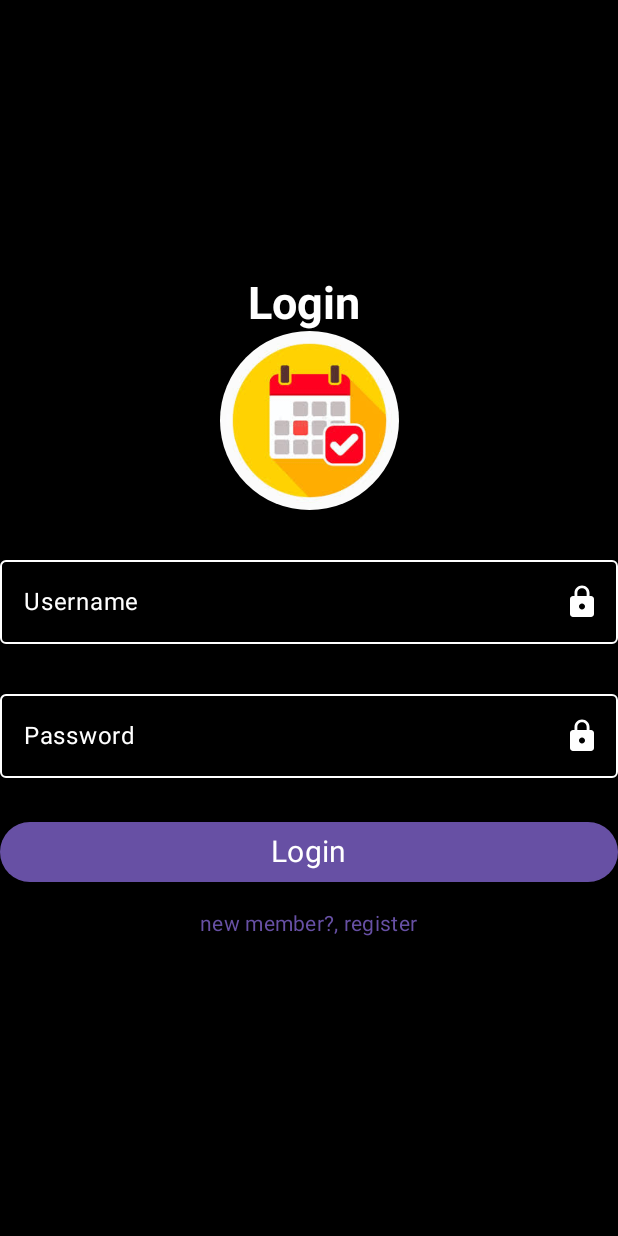
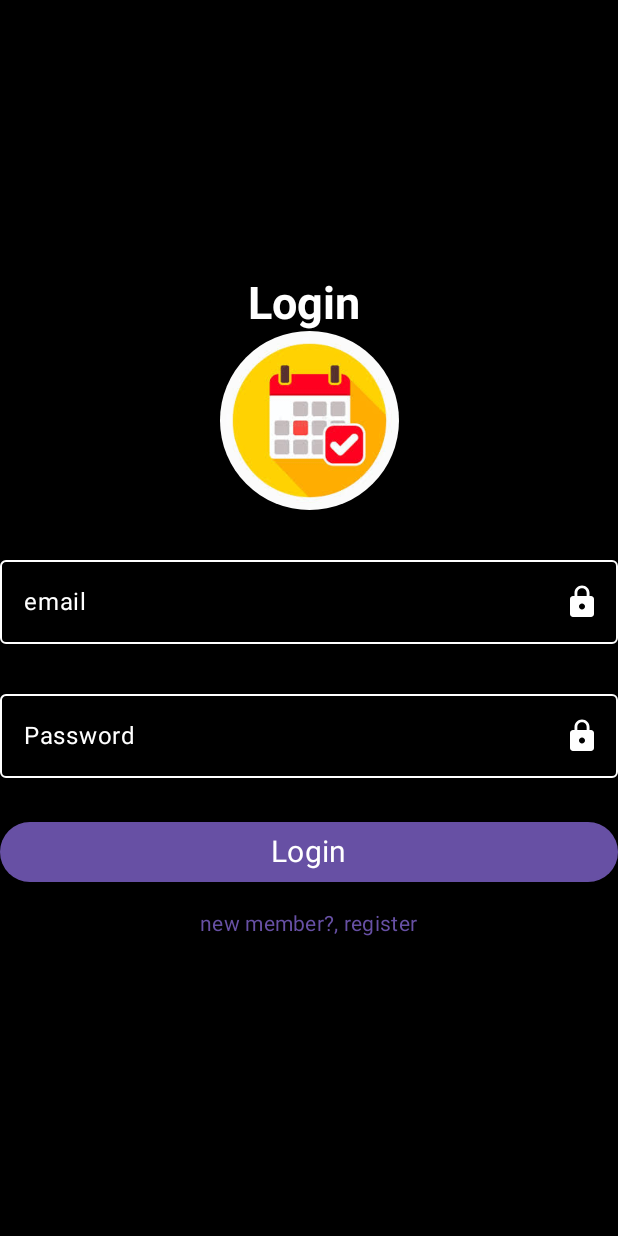
Before and after one commit to ziko387/Reminder-app, an Android app built with Jetpack Compose: the composable LoginScreen shown on its own in the app's theme, after a tap on "Login", on a phone screen of 412 x 824 dp. Run offline under Robolectric (Android 15) with nearby library versions, the phone set to English and light mode, and no system bars; our stand-ins replace Firebase (no records; nobody signed in at launch, a user with empty details on screens opened directly); 2 statements that could not run were skipped.

Commit message:
added a  file

```diff
--- a/app/src/main/java/com/example/reminderapp/presentation/components/login.kt
+++ b/app/src/main/java/com/example/reminderapp/presentation/components/login.kt
@@ -42,12 +42,15 @@ import androidx.compose.material3.OutlinedTextFieldDefaults
 import androidx.compose.ui.text.input.VisualTransformation
 import androidx.navigation.NavController
 import androidx.navigation.compose.rememberNavController
+import com.google.firebase.auth.ktx.auth
+import com.google.firebase.ktx.Firebase
 
 
 @Composable
 fun LoginScreen(navController: NavController) {
+    var error by remember { mutableStateOf<String?>(null) }
     var passwordVisible by remember { mutableStateOf(false) }
-    var username by remember { mutableStateOf("") }
+    var email by remember { mutableStateOf("") }
     var password by remember { mutableStateOf("") }
 
 
@@ -73,10 +76,10 @@ fun LoginScreen(navController: NavController) {
         Spacer(modifier = Modifier.height(25.dp))
 
         OutlinedTextField(
-            value = username,
-            onValueChange = { username = it },
+            value = email,
+            onValueChange = { email = it },
             modifier = Modifier.fillMaxWidth(),
-            label = { Text("Username") },
+            label = { Text("email") },
             colors = OutlinedTextFieldDefaults.colors(
                 focusedBorderColor = Color.White,
                 unfocusedBorderColor = Color.White,
@@ -147,7 +150,22 @@ fun LoginScreen(navController: NavController) {
         )
         Spacer(Modifier.height(25.dp))
 
-        Button(onClick = {}, modifier = Modifier.fillMaxWidth()) {
+        Button(onClick = {
+            if (email.isBlank() || password.isBlank()) {
+                error = "Email and password cannot be empty"
+            } else {
+                Firebase.auth.signInWithEmailAndPassword(email,
+                    password).addOnCompleteListener{
+                        task -> if (task.isSuccessful) {
+                    navController.
+                    navigate("dashboard")
+                } else {
+                    error = task.exception?.message
+                }
+                }
+            }
+
+        }, modifier = Modifier.fillMaxWidth()) {
            Text(
                text = "Login",
                style = MaterialTheme.typography.bodyMedium,
@@ -156,7 +174,17 @@ fun LoginScreen(navController: NavController) {
 
         }
 
-        TextButton(onClick = {  }) {
+        TextButton(onClick = {
+            navController.navigate("Register")
+            {
+                popUpTo("Register") {
+                    inclusive = true
+                    saveState = true
+                }
+                launchSingleTop = true
+            }
+        })
+             {
             Text(
                 text = "new member?, register",
                 style = MaterialTheme.typography.bodyMedium)
@@ -170,6 +198,7 @@ fun LoginScreen(navController: NavController) {
 
 @Preview(showBackground = true)
 @Composable
+
 fun LoginScreenPreview() {
     LoginScreen(rememberNavController())
 }
--- /dev/null
+++ b/app/src/main/java/com/example/reminderapp/presentation/screen/Dasboard/AddRemainder.kt
@@ -0,0 +1 @@
+package com.example.reminderapp.presentation.screen.Dasboard
--- /dev/null
+++ b/app/src/main/java/com/example/reminderapp/presentation/screen/Dasboard/EditRemainder.kt
@@ -0,0 +1 @@
+package com.example.reminderapp.presentation.screen.Dasboard
--- a/app/src/main/java/com/example/reminderapp/presentation/screen/edit/EditCard.kt
+++ /dev/null
@@ -1 +0,0 @@
-package com.example.reminderapp.presentation.screen.edit
--- a/app/src/main/java/com/example/reminderapp/presentation/screen/user/UserViewModel.kt
+++ /dev/null
@@ -1,6 +0,0 @@
-package com.example.reminderapp.presentation.screen.user
-
-import android.app.Application
-import androidx.lifecycle.AndroidViewModel
-import androidx.room.Room
-import com.example.reminderapp.data.database.AppDatabase
```
Also changed, not shown: app/build.gradle.kts (+4 -7 lines), app/src/main/java/com/example/reminderapp/presentation/components/Register.kt (+61 -32 lines), app/src/main/java/com/example/reminderapp/presentation/navigation/NavGraph.kt (+7 -3 lines), app/src/main/java/com/example/reminderapp/presentation/screen/Dasboard/ReminderDashboard.kt (+9 -0 lines).
